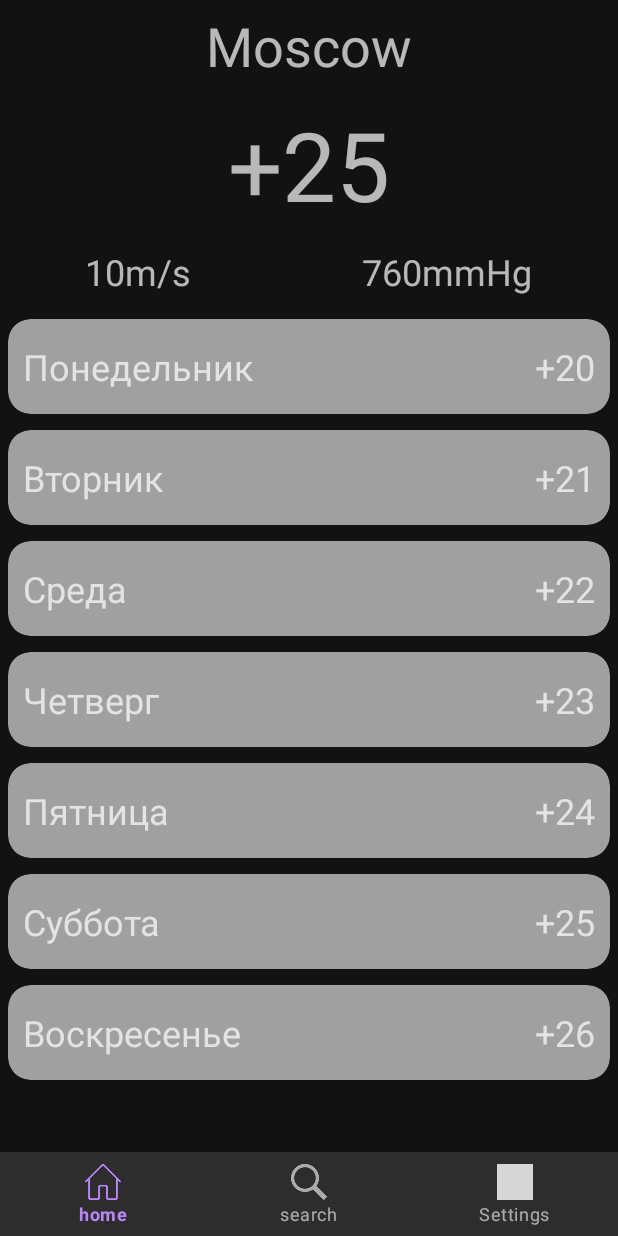
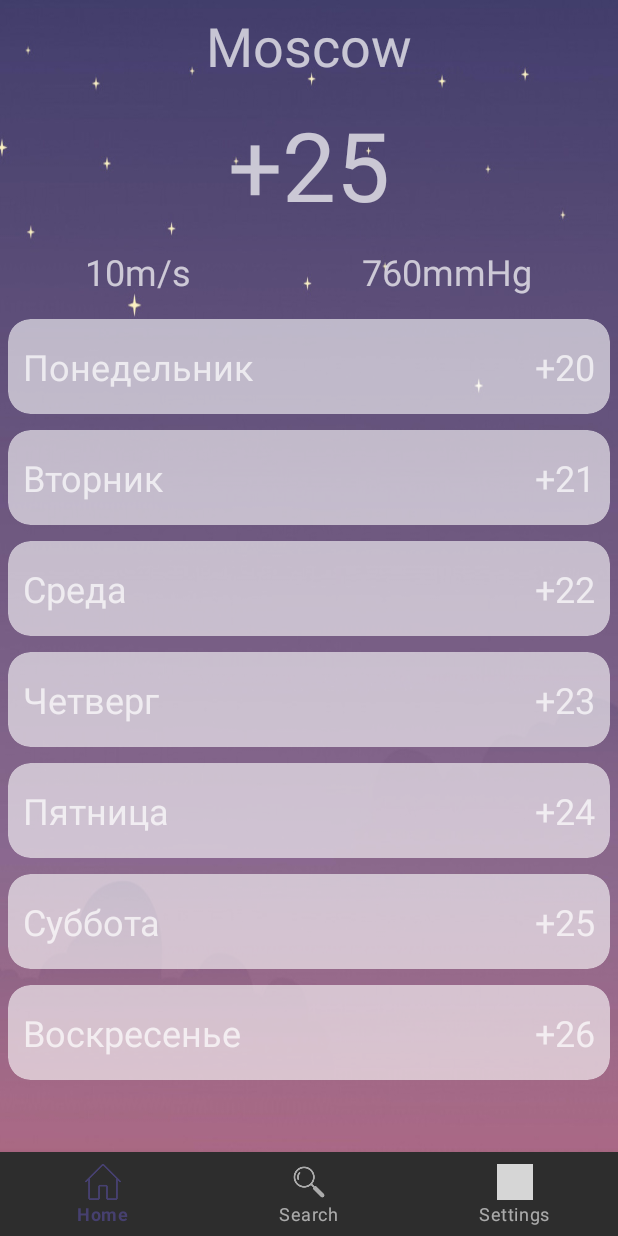
Before and after one commit to kozirfm/AndroidPart1, an Android app: the screen it shows after launch (MainActivity), on a phone screen of 412 x 824 dp. Run offline under Robolectric (Android 15) with nearby library versions, the phone set to English and light mode, and no system bars; grey boxes are pictures that could not be loaded.

Commit message:
Android Part 1, Home Work, Lesson7, a little bit changes

```diff
--- a/app/src/main/java/ru/geekbrains/kozirfm/weatherapp/MainActivity.java
+++ b/app/src/main/java/ru/geekbrains/kozirfm/weatherapp/MainActivity.java
@@ -105,8 +105,14 @@ public class MainActivity extends AppCompatActivity implements Constants {
                 public boolean onNavigationItemSelected(@NonNull MenuItem menuItem) {
                     switch (menuItem.getItemId()) {
                         case R.id.navigationHome:
-                            getSupportFragmentManager().beginTransaction().hide(getSupportFragmentManager().findFragmentById(R.id.fragmentPart)).commit();
-                            return true;
+                            if (getSupportFragmentManager().getFragments().size() != 0) {
+                                getSupportFragmentManager()
+                                        .beginTransaction()
+                                        .hide(getSupportFragmentManager().findFragmentById(R.id.fragmentPart))
+                                        .commit();
+                                return true;
+                            }
+                            return false;
                         case R.id.navigationSearch:
                             setFragment(selectCityFragment);
                             return true;
--- a/app/src/main/res/layout/activity_main.xml
+++ b/app/src/main/res/layout/activity_main.xml
@@ -100,7 +100,7 @@
         android:layout_width="match_parent"
         android:layout_height="wrap_content"
         android:layout_gravity="bottom"
-        android:addStatesFromChildren="false"
+        app:labelVisibilityMode="auto"
         app:menu="@menu/bottom_nav_menu" />
 
 </LinearLayout>
--- a/app/src/main/res/values/colors.xml
+++ b/app/src/main/res/values/colors.xml
@@ -1,7 +1,9 @@
 <?xml version="1.0" encoding="utf-8"?>
 <resources>
-    <color name="colorPrimary">#8CF2F1</color>
-    <color name="colorPrimaryDark">#8CF2F1</color>
-    <color name="colorAccent">#03DAC5</color>
+    <color name="colorPrimary">#58B5CB</color>
+    <color name="colorPrimaryDark">#64D1F3</color>
+    <color name="colorAccent">#58B5CB</color>
     <color name="colorText">#000</color>
+    <color name="bottomNavigationBackgroundColor">#D9FFFFFF</color>
+    <color name="colorPrimaryDarkTheme">#46406F</color>
 </resources>
--- a/app/src/main/res/values/strings.xml
+++ b/app/src/main/res/values/strings.xml
@@ -39,6 +39,6 @@
     <string name="main_wind_power_name">m/s</string>
     <string name="main_pressure_name">mmHg</string>
     <string name="date">26 april</string>
-    <string name="home">home</string>
-    <string name="search">search</string>
+    <string name="home">Home</string>
+    <string name="search">Search</string>
 </resources>
--- a/app/src/main/res/values/styles.xml
+++ b/app/src/main/res/values/styles.xml
@@ -5,9 +5,16 @@
         <item name="colorPrimary">@color/colorPrimary</item>
         <item name="colorPrimaryDark">@color/colorPrimaryDark</item>
         <item name="colorAccent">@color/colorAccent</item>
-        <item name="android:windowBackground">@drawable/back</item>
+        <item name="android:windowBackground">@drawable/ground</item>
+        <item name="itemIconTint">@android:color/secondary_text_light</item>
+        <item name="itemTextColor">@android:color/secondary_text_light</item>
     </style>
 
-    <style name="AppDarkTheme" parent="Theme.MaterialComponents.NoActionBar"/>
+    <style name="AppDarkTheme" parent="Theme.MaterialComponents.NoActionBar">
+        <item name="colorPrimary">@color/colorPrimaryDarkTheme</item>
+        <item name="colorPrimaryDark">@color/colorPrimaryDarkTheme</item>
+        <item name="colorAccent">@color/colorPrimaryDarkTheme</item>
+        <item name="android:windowBackground">@drawable/ground_night</item>
+    </style>
 
 </resources>
```
Also changed, not shown: app/src/main/res/drawable/back.jpg (deleted), app/src/main/res/drawable/ground.jpg (added), app/src/main/res/drawable/ground_night.jpg (added), app/src/main/res/drawable/search.png, app/src/main/res/drawable/sun_weather_3497.png (deleted).
